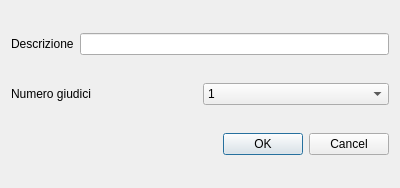
This is ui/newgara.ui in nferruzzi/giudice-server as Qt 5 draws it before an edit. The edited form follows.
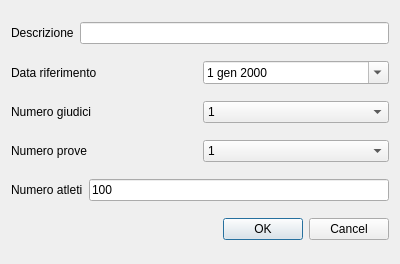
This is the edited form.

The edit to the form file:
```diff
--- a/ui/newgara.ui
+++ b/ui/newgara.ui
@@ -7,7 +7,7 @@
     <x>0</x>
     <y>0</y>
     <width>400</width>
-    <height>188</height>
+    <height>264</height>
    </rect>
   </property>
   <property name="windowTitle">
@@ -28,6 +28,27 @@
      </item>
     </layout>
    </item>
+   <item>
+    <layout class="QHBoxLayout" name="horizontalLayout_3">
+     <item>
+      <widget class="QLabel" name="label_3">
+       <property name="text">
+        <string>Data riferimento</string>
+       </property>
+      </widget>
+     </item>
+     <item>
+      <widget class="QDateEdit" name="dateEdit">
+       <property name="locale">
+        <locale language="Italian" country="Italy"/>
+       </property>
+       <property name="calendarPopup">
+        <bool>true</bool>
+       </property>
+      </widget>
+     </item>
+    </layout>
+   </item>
    <item>
     <layout class="QHBoxLayout" name="horizontalLayout_2">
      <item>
@@ -68,6 +89,64 @@
      </item>
     </layout>
    </item>
+   <item>
+    <layout class="QHBoxLayout" name="horizontalLayout_4">
+     <item>
+      <widget class="QLabel" name="label_4">
+       <property name="text">
+        <string>Numero prove</string>
+       </property>
+      </widget>
+     </item>
+     <item>
+      <widget class="QComboBox" name="prove">
+       <item>
+        <property name="text">
+         <string>1</string>
+        </property>
+       </item>
+       <item>
+        <property name="text">
+         <string>2</string>
+        </property>
+       </item>
+       <item>
+        <property name="text">
+         <string>3</string>
+        </property>
+       </item>
+       <item>
+        <property name="text">
+         <string>4</string>
+        </property>
+       </item>
+       <item>
+        <property name="text">
+         <string>5</string>
+        </property>
+       </item>
+      </widget>
+     </item>
+    </layout>
+   </item>
+   <item>
+    <layout class="QHBoxLayout" name="horizontalLayout_5">
+     <item>
+      <widget class="QLabel" name="label_5">
+       <property name="text">
+        <string>Numero atleti</string>
+       </property>
+      </widget>
+     </item>
+     <item>
+      <widget class="QLineEdit" name="atleti">
+       <property name="text">
+        <string>100</string>
+       </property>
+      </widget>
+     </item>
+    </layout>
+   </item>
    <item>
     <widget class="QDialogButtonBox" name="buttonBox">
      <property name="orientation">
```
